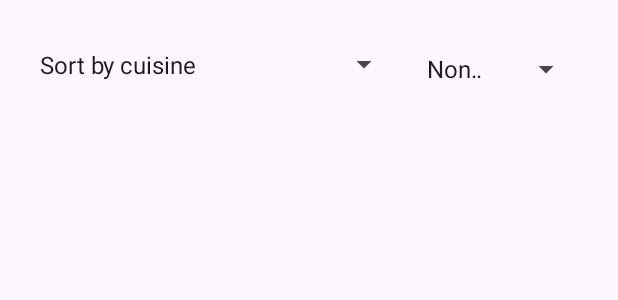
After one commit to panchaliSam/Recipeez_Y2S2_MIT, an Android app: the layout fragment_save_screen.xml on its own in the app's theme, with its tools: preview values and no code run, on a phone screen of 412 x 824 dp. The commit adds this screen. Shown: the top 300 px of the screen. Run offline under Robolectric (Android 15) with nearby library versions, the phone set to English and light mode, and no system bars.

Commit message:
save screen complete

```diff
--- /dev/null
+++ b/app/src/main/res/layout/fragment_save_screen.xml
@@ -0,0 +1,67 @@
+<?xml version="1.0" encoding="utf-8"?>
+<FrameLayout xmlns:android="http://schemas.android.com/apk/res/android"
+    xmlns:app="http://schemas.android.com/apk/res-auto"
+    xmlns:tools="http://schemas.android.com/tools"
+    android:layout_width="match_parent"
+    android:layout_height="match_parent"
+    tools:context=".view.fragments.SaveScreen">
+
+    <!-- Existing TextView -->
+
+    <!-- Added ConstraintLayout -->
+    <androidx.constraintlayout.widget.ConstraintLayout
+        android:layout_width="match_parent"
+        android:layout_height="match_parent"
+        android:padding="16dp"
+        tools:context=".view.activities.SaveScreen">
+
+        <!-- Profile Icon at the top center -->
+
+        <!-- Sort by cuisine Spinner -->
+        <Spinner
+            android:id="@+id/sortByCuisineSpinner"
+            android:layout_width="248dp"
+            android:layout_height="54dp"
+            android:layout_marginEnd="8dp"
+            android:entries="@array/cuisine_array"
+            android:spinnerMode="dropdown"
+            app:layout_constraintEnd_toStartOf="@+id/sortByFoodTypeSpinner"
+            app:layout_constraintHorizontal_chainStyle="spread_inside"
+            app:layout_constraintStart_toStartOf="parent"
+            app:layout_constraintTop_toTopOf="parent" />
+
+        <!-- Non-veg/Veg Spinner -->
+        <Spinner
+            android:id="@+id/sortByFoodTypeSpinner"
+            android:layout_width="111dp"
+            android:layout_height="60dp"
+            android:layout_marginEnd="8dp"
+            android:entries="@array/veg_nonveg_array"
+            android:spinnerMode="dropdown"
+            app:layout_constraintEnd_toEndOf="parent"
+            app:layout_constraintTop_toTopOf="parent" />
+
+        <!-- ScrollView for displaying images in grid format -->
+        <ScrollView
+            android:layout_width="match_parent"
+            android:layout_height="0dp"
+            android:layout_marginTop="16dp"
+            android:contentDescription="@string/app_name"
+            app:layout_constraintBottom_toBottomOf="parent"
+            app:layout_constraintEnd_toEndOf="parent"
+            app:layout_constraintHorizontal_bias="0.0"
+            app:layout_constraintStart_toStartOf="parent"
+            app:layout_constraintTop_toBottomOf="@id/sortByCuisineSpinner"
+            app:layout_constraintVertical_bias="0.0">
+
+            <!-- LinearLayout for displaying images -->
+            <LinearLayout
+                android:id="@+id/recipeLinearLayout"
+                android:layout_width="match_parent"
+                android:layout_height="wrap_content"
+                android:orientation="vertical" />
+        </ScrollView>
+
+    </androidx.constraintlayout.widget.ConstraintLayout>
+
+</FrameLayout>
--- a/app/src/main/res/values/strings.xml
+++ b/app/src/main/res/values/strings.xml
@@ -97,6 +97,7 @@
     <string name="editProfile">Edit Profile</string>
     <string name="myRecipeBtn">My Recipe</string>
     <string name="resetPwdBtn">Reset Password</string>
+    <string name="saveRecipe">Saved Recipes</string>
 
     <!--Add New Recipe Content-->
     <string name="addRecipeTitle">Add New Recipe</string>
@@ -136,5 +137,22 @@
     <string name="close">Close</string>
     <string name="save_password">Save Password</string>
 
+    <string-array name="cuisine_array">
+        <item>Sort by cuisine</item>
+        <item>Sri Lankan</item>
+        <item>Indian</item>
+        <item>Chinese</item>
+        <item>Italian</item>
+        <item>Mexican</item>
+        <item>Japanese</item>
+        <item>Other</item>
+        <!-- Add more cuisines as needed -->
+    </string-array>
+
+    <string-array name="veg_nonveg_array">
+        <item>Non veg</item>
+        <item>Veg</item>
+    </string-array>
+
 
 </resources>
```
Also changed, not shown: app/src/main/java/com/example/recipeez/view/fragments/RecipeScreen.kt (+29 -28 lines), app/src/main/java/com/example/recipeez/view/fragments/SaveScreen.kt (added, +230 -0 lines), app/src/main/java/com/example/recipeez/view/fragments/UserAccount.kt (+9 -0 lines), app/src/main/res/layout/activity_login_screen.xml (+13 -0 lines), app/src/main/res/layout/fragment_recipe_screen.xml (+0 -21 lines), app/src/main/res/layout/fragment_user_account.xml (+12 -0 lines).
